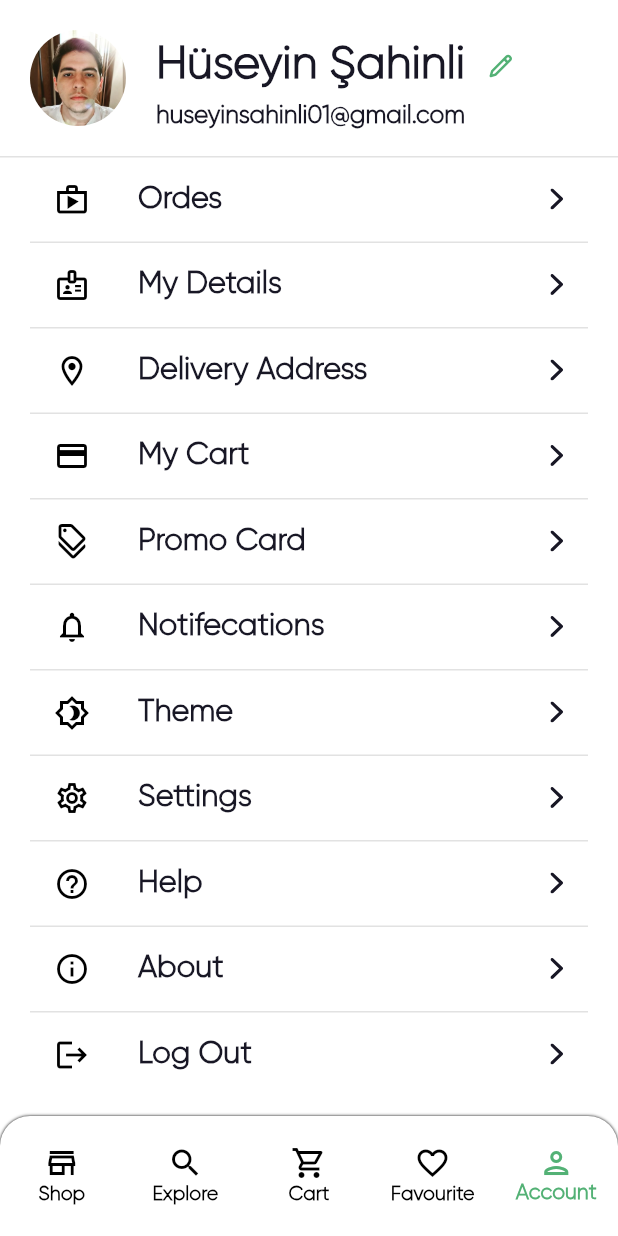
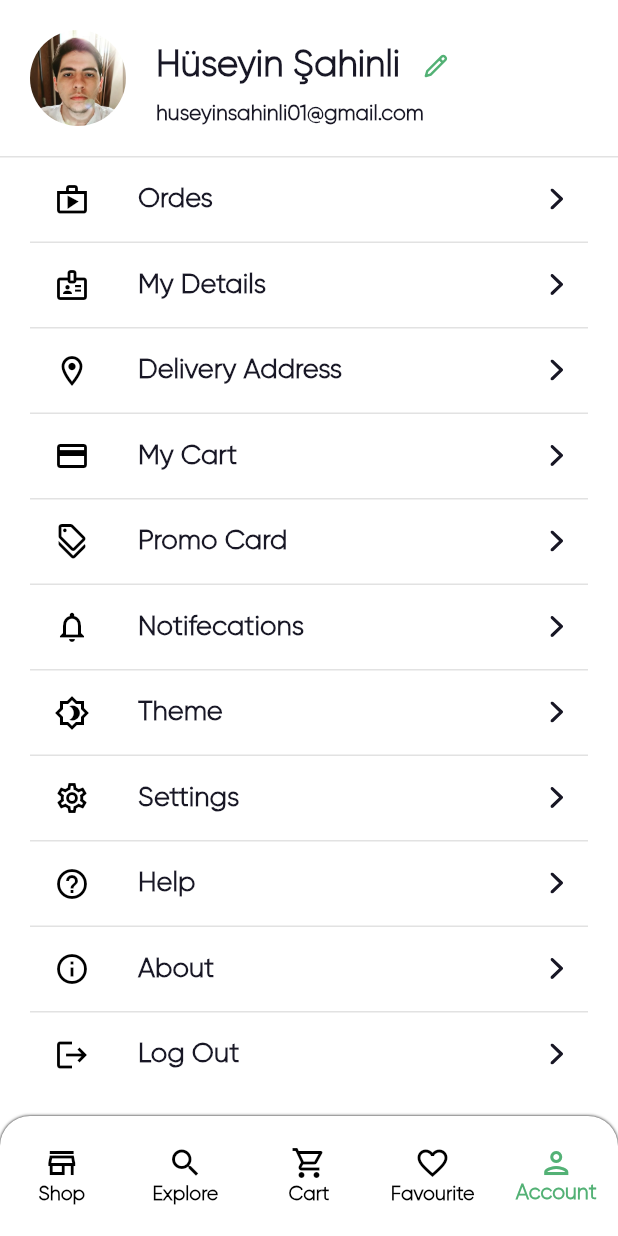
Before and after one commit to huseyinsahinli/FlutterShoppingApp, a Flutter app: the screen it shows after launch, swiped to page 5, on a phone screen of 412 x 824 dp. Run offline on Flutter 3.47's test engine with Material 2 defaults, Android fonts, the phone set to English and light mode, and no system bars; our stand-ins replace flutter_svg.

Commit message:
Create helper folder. Edit pubspec.yaml

```diff
--- /dev/null
+++ b/lib/core/helper/text_scale_size.dart
@@ -0,0 +1,12 @@
+import 'dart:math';
+
+import 'package:flutter/material.dart';
+
+class ScaleSize {
+  static double textScaleFactor(BuildContext context,
+      {double maxTextScaleFactor = 2}) {
+    final width = MediaQuery.of(context).size.width;
+    double val = (width / 1400) * maxTextScaleFactor;
+    return max(1, min(val, maxTextScaleFactor));
+  }
+}
--- a/lib/view/account_page/account_page.dart
+++ b/lib/view/account_page/account_page.dart
@@ -1,10 +1,10 @@
 import 'package:flutter/material.dart';
-import 'package:nectar_ui/core/extensions/context_extensions.dart';
 import 'package:nectar_ui/core/padding/app_padding.dart';
 
 import '../../../core/constant/app_constant.dart';
 import '../../../core/constant/icon_enum.dart';
 import '../../../core/widgets/divider.dart';
+import '../../core/helper/text_scale_size.dart';
 import '../../core/models/account_card_model.dart';
 
 class AccountPage extends StatefulWidget {
@@ -50,14 +50,10 @@ class _AccountPageState extends State<AccountPage> {
                     children: [
                       Row(
                         children: [
-                          SizedBox(
-                            width: context.screenWidth * 0.5,
-                            child: FittedBox(
-                              child: Text(
+                          Text(
                             "Hüseyin Şahinli",
                             style: Theme.of(context).textTheme.headline1,
-                              ),
-                            ),
+                            textScaleFactor: ScaleSize.textScaleFactor(context),
                           ),
                           IconButton(
                             onPressed: () {},
@@ -65,14 +61,10 @@ class _AccountPageState extends State<AccountPage> {
                           )
                         ],
                       ),
-                      SizedBox(
-                        width: context.screenWidth * 0.5,
-                        child: FittedBox(
-                          child: Text(
+                      Text(
                         "huseyinsahinli01@gmail.com",
+                        textScaleFactor: ScaleSize.textScaleFactor(context),
                         style: Theme.of(context).textTheme.subtitle1,
-                          ),
-                        ),
                       ),
                     ],
                   ),
@@ -97,15 +89,10 @@ class _AccountPageState extends State<AccountPage> {
                       AccountModels.accountCards[index].leading,
                     ],
                   ),
-                  title: SizedBox(
-                    height: context.screenHeight * 0.03,
-                    child: FittedBox(
-                      alignment: Alignment.topLeft,
-                      child: Text(
+                  title: Text(
                     AccountModels.accountCards[index].title,
+                    textScaleFactor: ScaleSize.textScaleFactor(context),
                     style: Theme.of(context).textTheme.headline2,
-                      ),
-                    ),
                   ),
                   trailing: IconEnums.rightarrow.toImage,
                 );
--- a/lib/view/shop_page/shop_page.dart
+++ b/lib/view/shop_page/shop_page.dart
@@ -59,6 +59,7 @@ class _ShopPageState extends State<ShopPage> {
                 "assets/images/png/banner.png",
                 width: context.screenWidth,
                 height: 130,
+                fit: BoxFit.contain,
               ),
               Row(
                 mainAxisAlignment: MainAxisAlignment.spaceBetween,
```
Also changed, not shown: pubspec.yaml (+17 -68 lines), pubspec.lock. Lines whose indentation alone changed are shown as unchanged.
